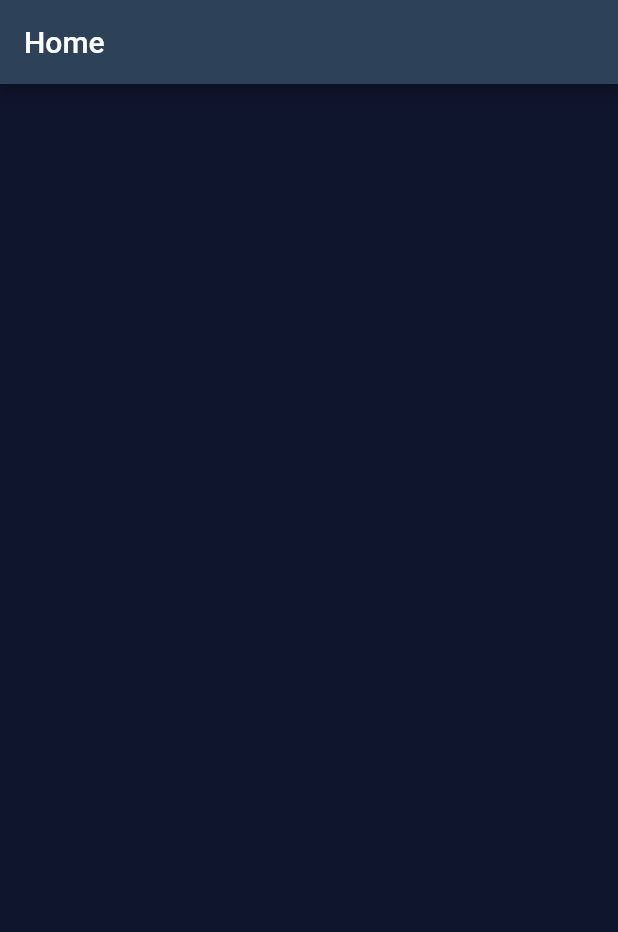
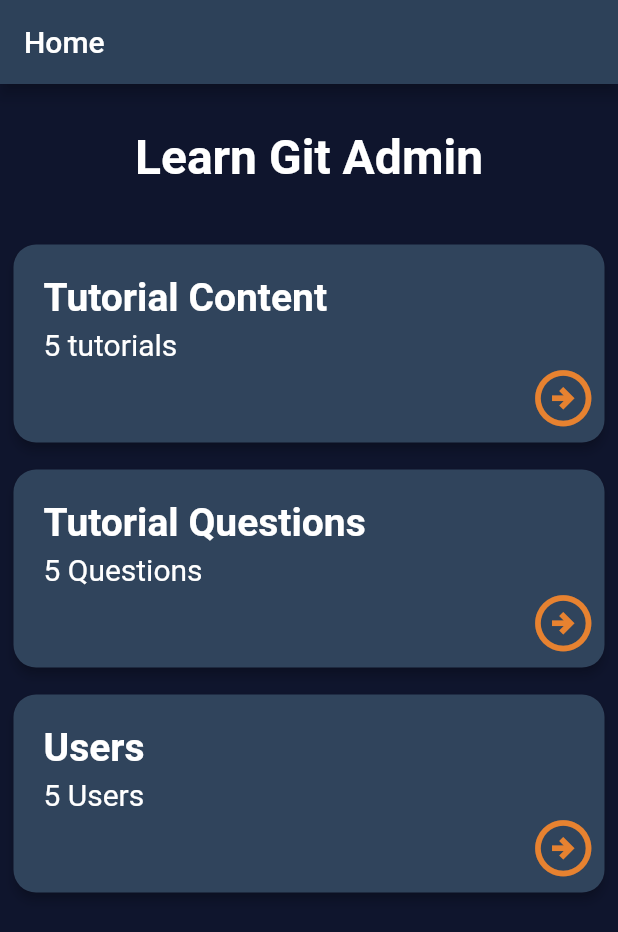
Before and after one commit to DevEngineers/Learn-Git-Admin, a Flutter app: the screen it shows after launch, on a phone screen of 412 x 824 dp. Shown: the top 932 px of the screen. Run offline on Flutter 3.47's test engine with Material 2 defaults, Android fonts, the phone set to English and light mode, and no system bars; our stand-ins replace flutter_dotenv.

Commit message:
Creating home screen

```diff
--- a/lib/screens/home.dart
+++ b/lib/screens/home.dart
@@ -1,14 +1,109 @@
 import 'package:flutter/material.dart';
 
+import '../components/custom_text.dart';
 
-class Home extends StatelessWidget {
-  static const String routeName = '/';
+class Home extends StatefulWidget {
+  static const String routeName = '/home';
   const Home({Key? key}) : super(key: key);
 
   @override
+  State<StatefulWidget> createState() => _Home();
+}
+
+class _Home extends State<Home> {
+  @override
   Widget build(BuildContext context) {
     return Scaffold(
-      appBar: AppBar(title: const Text('Home')),
-    );
+        appBar: AppBar(
+          title: const Text('Home'),
+          automaticallyImplyLeading: false,
+        ),
+        body: SingleChildScrollView(
+          child: Column(
+            mainAxisAlignment: MainAxisAlignment.center,
+            children: [
+              const Padding(
+                  padding: EdgeInsets.fromLTRB(0, 30, 0, 30),
+                  child: Text('Learn Git Admin',
+                      style: TextStyle(
+                          color: Colors.white,
+                          fontSize: 32,
+                          fontWeight: FontWeight.bold))),
+              MenuItem(
+                  title: 'Tutorial Content',
+                  body: '5 tutorials',
+                  onPress: () {}),
+              MenuItem(
+                  title: 'Tutorial Questions',
+                  body: '5 Questions',
+                  onPress: () {}),
+              MenuItem(title: 'Users', body: '5 Users', onPress: () {})
+            ],
+          ),
+        ));
   }
 }
+
+class MenuItem extends StatelessWidget {
+  final String title;
+  final String body;
+  final Function onPress;
+
+  const MenuItem({
+    Key? key,
+    required this.title,
+    required this.onPress,
+    required this.body,
+  }) : super(key: key);
+
+  @override
+  Widget build(BuildContext context) {
+    final double width = MediaQuery.of(context).size.width;
+
+    return SizedBox(
+        width: width,
+        height: 150,
+        child: Padding(
+          padding: const EdgeInsets.all(5),
+          child: Card(
+              color: const Color(0xff30445C),
+              elevation: 3,
+              shape: RoundedRectangleBorder(
+                borderRadius: BorderRadius.circular(15.0),
+              ),
+              child: InkWell(
+                child: Column(
+                  crossAxisAlignment: CrossAxisAlignment.start,
+                  children: [
+                    Padding(
+                        padding: const EdgeInsets.fromLTRB(20, 20, 0, 0),
+                        child: CustomText(
+                            text: title,
+                            type: 'title',
+                            color: 'white',
+                            fontWeight: FontWeight.bold)),
+                    Align(
+                        alignment: Alignment.centerLeft,
+                        child: Padding(
+                          padding: const EdgeInsets.fromLTRB(20, 5, 20, 0),
+                          child: CustomText(
+                            text: body,
+                            type: 'bodyText',
+                            color: 'white',
+                          ),
+                        )),
+                    const Padding(
+                        padding: EdgeInsets.fromLTRB(0, 2, 5, 0),
+                        child: Align(
+                            alignment: Alignment.centerRight,
+                            child: Icon(
+                              Icons.arrow_circle_right_outlined,
+                              size: 45,
+                              color: Color(0xffE78230),
+                            )))
+                  ],
+                ),
+              )),
+        ));
+  }
+}
```
